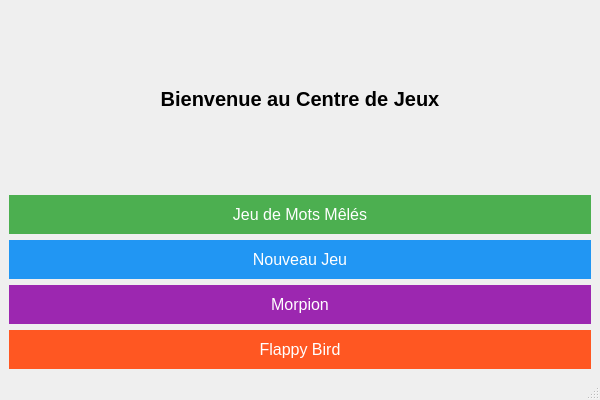
First picture: the form in menuwindow.ui, repository nathanmarechal/Qapp, before the edit.
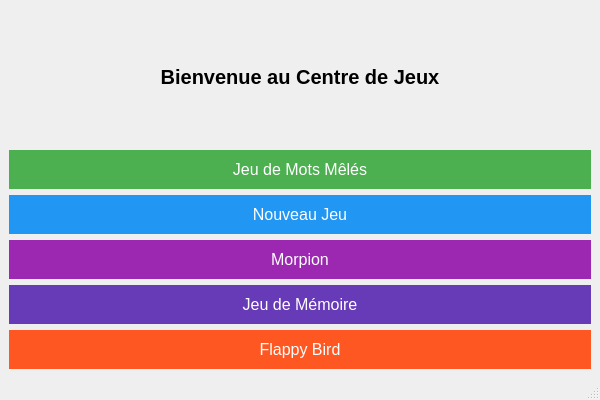
Second picture: the form after the edit.

Commit message: memory game

Patch:
```diff
--- a/menuwindow.ui
+++ b/menuwindow.ui
@@ -67,6 +67,19 @@
   </property>
  </widget>
 </item>
+<item>
+ <widget class="QPushButton" name="memoryGameButton">
+  <property name="styleSheet">
+   <string notr="true">
+    QPushButton { background-color: #673AB7; color: white; border-radius: 20px; padding: 10px; font-size: 16px; }
+    QPushButton:hover { background-color: #5E35B1; }
+   </string>
+  </property>
+  <property name="text">
+   <string>Jeu de Mémoire</string>
+  </property>
+ </widget>
+</item>
     <item>
      <widget class="QPushButton" name="flappyGameButton">
       <property name="styleSheet">
```
The commit also changes 7 other files.
